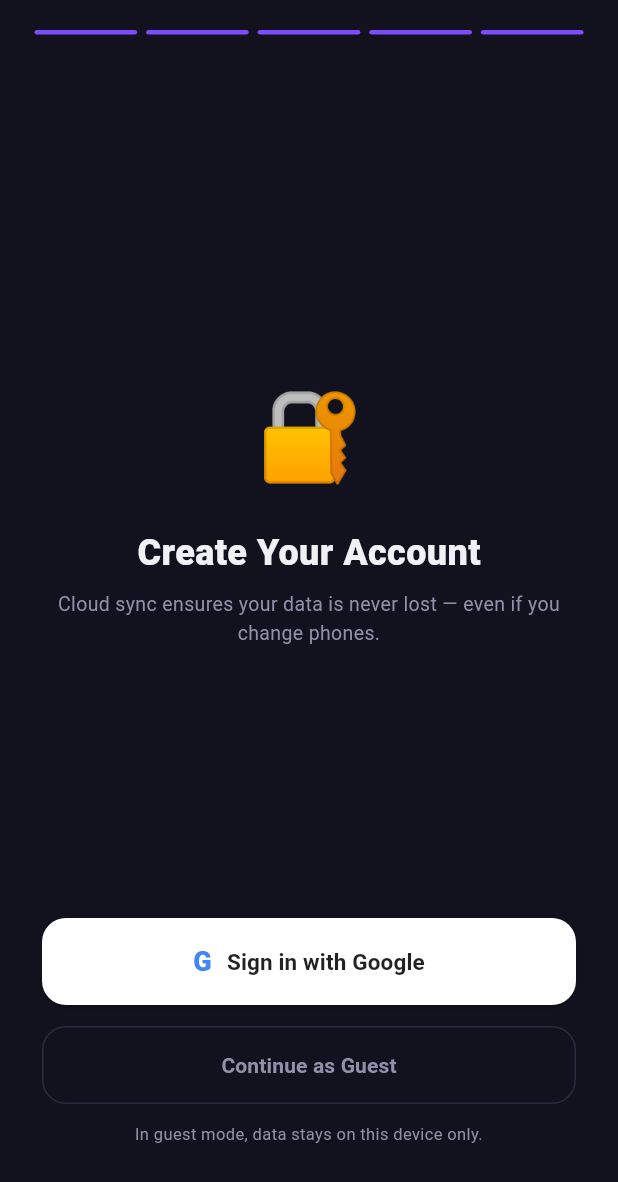
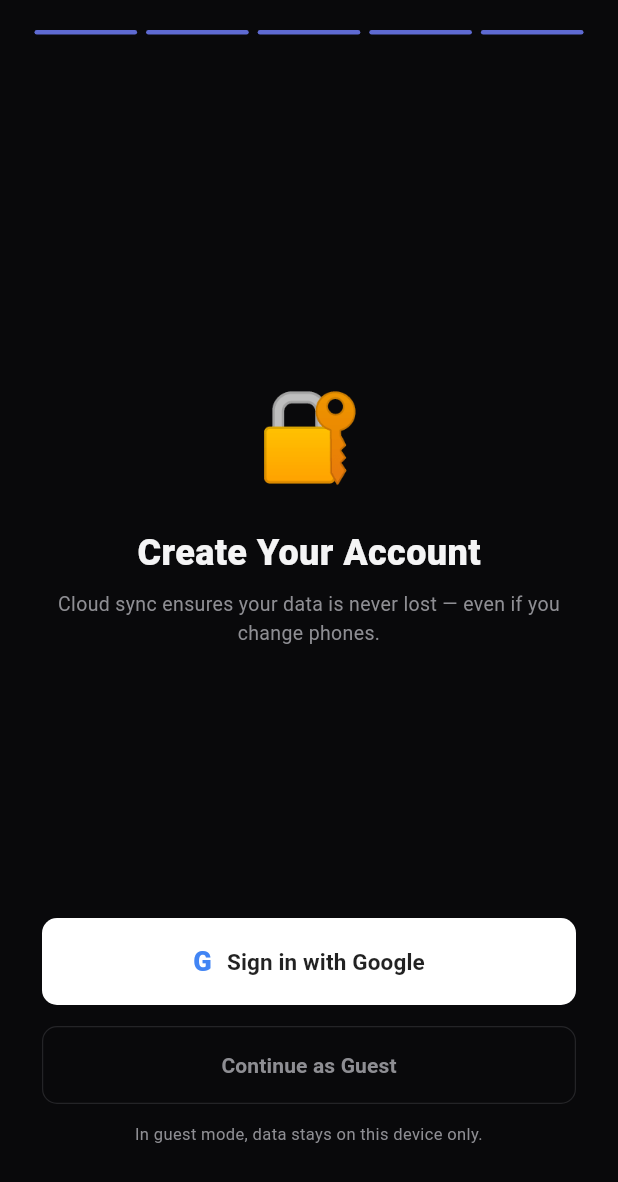
Before and after one commit to geekyprem1/niteplan-flutter, a Flutter app: the screen it shows after launch, swiped to page 5, on a phone screen of 412 x 824 dp. Shown: the top 1182 px of the screen. Run offline on Flutter 3.47's test engine with Material 3 defaults, Android fonts, the phone set to English and light mode, and no system bars; our stand-ins replace cloud_firestore, firebase_auth, firebase_core, google_sign_in, shared_preferences, sqflite; missing offline and left inert: workmanager; accounts and stored records are empty.

Commit message:
design: redesign app theme and shapes matching Linear, Headspace, Notion, and Apple Health visual quality

```diff
--- a/lib/onboarding/onboarding_screen.dart
+++ b/lib/onboarding/onboarding_screen.dart
@@ -174,7 +174,7 @@ class _WelcomePage extends StatelessWidget {
           const SizedBox(height: 32),
           Container(
             padding: const EdgeInsets.all(20),
-            decoration: BoxDecoration(color: kCardBg, borderRadius: BorderRadius.circular(20), border: Border.all(color: kDivider)),
+            decoration: BoxDecoration(color: kCardBg, borderRadius: BorderRadius.circular(12), border: Border.all(color: kDivider)),
             child: const Column(children: [
               _FeatureRow('⏱️', 'Focus Timer', 'Work without distraction'),
               SizedBox(height: 12),
@@ -290,10 +290,10 @@ class _LangOption extends StatelessWidget {
         padding: const EdgeInsets.all(18),
         decoration: BoxDecoration(
           color: isSelected ? kAccent.withValues(alpha: 0.12) : kCardBg,
-          borderRadius: BorderRadius.circular(20),
+          borderRadius: BorderRadius.circular(12),
           border: Border.all(
             color: isSelected ? kAccent : kDivider,
-            width: isSelected ? 2 : 1,
+            width: isSelected ? 1.2 : 0.8,
           ),
         ),
         child: Row(
@@ -310,7 +310,7 @@ class _LangOption extends StatelessWidget {
                   Container(
                     padding: const EdgeInsets.symmetric(horizontal: 10, vertical: 5),
                     decoration: BoxDecoration(
-                      color: isSelected ? kAccent.withValues(alpha: 0.1) : const Color(0xFF252535),
+                      color: isSelected ? kAccent.withValues(alpha: 0.1) : const Color(0xFF1E1E21),
                       borderRadius: BorderRadius.circular(8),
                     ),
                     child: Text(preview, style: TextStyle(color: isSelected ? kAccent : kTextMuted, fontSize: 11, fontStyle: FontStyle.italic)),
@@ -365,8 +365,8 @@ class _SelectPage extends StatelessWidget {
                     padding: const EdgeInsets.all(16),
                     decoration: BoxDecoration(
                       color: sel ? kAccent.withValues(alpha: 0.15) : kCardBg,
-                      borderRadius: BorderRadius.circular(16),
-                      border: Border.all(color: sel ? kAccent : kDivider, width: sel ? 1.5 : 1),
+                      borderRadius: BorderRadius.circular(12),
+                      border: Border.all(color: sel ? kAccent : kDivider, width: sel ? 1.2 : 0.8),
                     ),
                     child: Row(children: [
                       Text(emoji, style: const TextStyle(fontSize: 26)),
@@ -435,7 +435,7 @@ class _AuthPage extends StatelessWidget {
             Container(
               margin: const EdgeInsets.only(bottom: 16),
               padding: const EdgeInsets.all(12),
-              decoration: BoxDecoration(color: kDanger.withValues(alpha: 0.1), borderRadius: BorderRadius.circular(12), border: Border.all(color: kDanger.withValues(alpha: 0.3))),
+              decoration: BoxDecoration(color: kDanger.withValues(alpha: 0.1), borderRadius: BorderRadius.circular(10), border: Border.all(color: kDanger.withValues(alpha: 0.3))),
               child: Text(authVm.errorMessage!, style: const TextStyle(color: kDanger, fontSize: 13)),
             ),
 
@@ -445,7 +445,7 @@ class _AuthPage extends StatelessWidget {
               style: ElevatedButton.styleFrom(
                 backgroundColor: Colors.white, foregroundColor: Colors.black87,
                 padding: const EdgeInsets.symmetric(vertical: 16),
-                shape: RoundedRectangleBorder(borderRadius: BorderRadius.circular(16)),
+                shape: RoundedRectangleBorder(borderRadius: BorderRadius.circular(10)),
               ),
               onPressed: authVm.isLoading ? null : () async {
                 await onFinish();
@@ -468,9 +468,9 @@ class _AuthPage extends StatelessWidget {
             width: double.infinity,
             child: OutlinedButton(
               style: OutlinedButton.styleFrom(
-                foregroundColor: kTextMuted, side: const BorderSide(color: kDivider),
+                foregroundColor: kTextMuted, side: const BorderSide(color: kDivider, width: 0.8),
                 padding: const EdgeInsets.symmetric(vertical: 16),
-                shape: RoundedRectangleBorder(borderRadius: BorderRadius.circular(16)),
+                shape: RoundedRectangleBorder(borderRadius: BorderRadius.circular(10)),
               ),
               onPressed: authVm.isLoading ? null : () async {
                 await onFinish();
--- a/lib/screens/future_self_screen.dart
+++ b/lib/screens/future_self_screen.dart
@@ -140,7 +140,7 @@ class _FutureSelfScreenState extends State<FutureSelfScreen> {
                     margin: const EdgeInsets.symmetric(horizontal: 4),
                     padding: const EdgeInsets.symmetric(vertical: 10),
                     decoration: BoxDecoration(
-                      color: sel ? kAccent : const Color(0xFF252535),
+                      color: sel ? kAccent : const Color(0xFF1E1E21),
                       borderRadius: BorderRadius.circular(10),
                     ),
                     alignment: Alignment.center,
--- a/lib/theme/app_theme.dart
+++ b/lib/theme/app_theme.dart
@@ -1,17 +1,17 @@
 import 'package:flutter/material.dart';
 
 // ── Brand Colors ──
-const Color kDeepNavy    = Color(0xFF1A1A2E);
-const Color kCardBg      = Color(0xFF1E1E30);
-const Color kAccent      = Color(0xFF7C4DFF);
-const Color kAccentLight = Color(0xFFB39DDB);
-const Color kSuccess     = Color(0xFF00C896);
-const Color kWarning     = Color(0xFFFF9100);
-const Color kDanger      = Color(0xFFFF4060);
-const Color kTextPrimary = Color(0xFFF0F0F5);
-const Color kTextMuted   = Color(0xFF9090AA);
-const Color kDivider     = Color(0xFF2A2A40);
-const Color kSurface     = Color(0xFF12121E);
+const Color kDeepNavy    = Color(0xFF0C0D0E); // Sleek charcoal
+const Color kCardBg      = Color(0xFF17181A); // Linear-style dark card
+const Color kAccent      = Color(0xFF5E6AD2); // Premium Linear Indigo
+const Color kAccentLight = Color(0xFF9EA7FC); // Soft lavender/indigo
+const Color kSuccess     = Color(0xFF10B981); // Calming emerald green
+const Color kWarning     = Color(0xFFF59E0B); // Warm amber
+const Color kDanger      = Color(0xFFEF4444); // Calm rose/red
+const Color kTextPrimary = Color(0xFFF4F4F5); // Soft white
+const Color kTextMuted   = Color(0xFF8E8E93); // Soft gray
+const Color kDivider     = Color(0xFF242427); // Crisp 1px border
+const Color kSurface     = Color(0xFF09090B); // Dark graphite background
 
 ThemeData buildAppTheme() {
   return ThemeData(
@@ -27,19 +27,22 @@ ThemeData buildAppTheme() {
       onError: Colors.white,
       surface: kCardBg,
       onSurface: kTextPrimary,
-      primaryContainer: Color(0xFF2A1A4E),
+      primaryContainer: Color(0xFF1A1B2E),
       onPrimaryContainer: kAccentLight,
-      secondaryContainer: Color(0xFF2A2A40),
+      secondaryContainer: Color(0xFF242427),
       onSecondaryContainer: kTextPrimary,
-      errorContainer: Color(0xFF3A1020),
+      errorContainer: Color(0xFF2A151B),
       onErrorContainer: kDanger,
       outline: kDivider,
-      surfaceContainerHighest: Color(0xFF252535),
+      surfaceContainerHighest: Color(0xFF1E1E21),
     ),
     cardTheme: CardTheme(
       color: kCardBg,
       elevation: 0,
-      shape: RoundedRectangleBorder(borderRadius: BorderRadius.circular(20)),
+      shape: RoundedRectangleBorder(
+        borderRadius: BorderRadius.circular(12),
+        side: const BorderSide(color: kDivider, width: 0.8),
+      ),
       margin: EdgeInsets.zero,
     ),
     appBarTheme: const AppBarTheme(
@@ -55,7 +58,7 @@ ThemeData buildAppTheme() {
     ),
     navigationBarTheme: NavigationBarThemeData(
       backgroundColor: kCardBg,
-      indicatorColor: kAccent.withValues(alpha: 0.2),
+      indicatorColor: kAccent.withValues(alpha: 0.1),
       iconTheme: WidgetStateProperty.resolveWith((states) {
         if (states.contains(WidgetState.selected)) {
           return const IconThemeData(color: kAccent);
@@ -85,18 +88,18 @@ ThemeData buildAppTheme() {
     ),
     inputDecorationTheme: InputDecorationTheme(
       filled: true,
-      fillColor: const Color(0xFF252535),
+      fillColor: const Color(0xFF111113),
       border: OutlineInputBorder(
-        borderRadius: BorderRadius.circular(14),
+        borderRadius: BorderRadius.circular(10),
         borderSide: const BorderSide(color: kDivider),
       ),
       enabledBorder: OutlineInputBorder(
-        borderRadius: BorderRadius.circular(14),
+        borderRadius: BorderRadius.circular(10),
         borderSide: const BorderSide(color: kDivider),
       ),
       focusedBorder: OutlineInputBorder(
-        borderRadius: BorderRadius.circular(14),
-        borderSide: const BorderSide(color: kAccent, width: 1.5),
+        borderRadius: BorderRadius.circular(10),
+        borderSide: const BorderSide(color: kAccent, width: 1.2),
       ),
       labelStyle: const TextStyle(color: kTextMuted),
       hintStyle: const TextStyle(color: kTextMuted),
@@ -105,8 +108,9 @@ ThemeData buildAppTheme() {
       style: ElevatedButton.styleFrom(
         backgroundColor: kAccent,
         foregroundColor: Colors.white,
-        shape: RoundedRectangleBorder(borderRadius: BorderRadius.circular(14)),
+        shape: RoundedRectangleBorder(borderRadius: BorderRadius.circular(10)),
         padding: const EdgeInsets.symmetric(vertical: 14, horizontal: 20),
+        elevation: 0,
       ),
     ),
     dividerTheme: const DividerThemeData(color: kDivider, space: 1),
```
Also changed, not shown: lib/auth/auth_screen.dart (+19 -17 lines), lib/main.dart (+22 -10 lines), lib/screens/weekly_review_screen.dart (+3 -7 lines).
